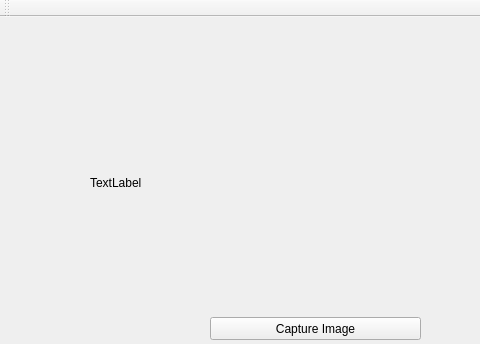
The window that mainwindow.ui (PaperCube/cv-face-recognition-design-2020) describes before a commit, drawn with Qt 5; both pictures show x 0 to 480 and y 0 to 344 of the 642 by 429 pixel window.
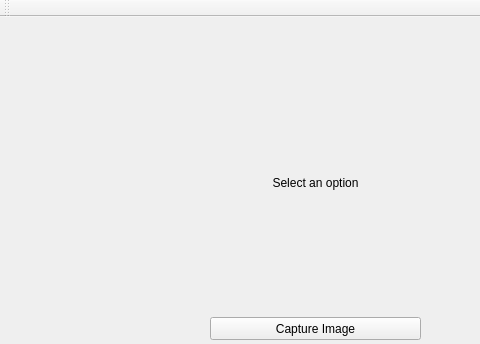
The same window after the commit.

What changed in the file:
```diff
--- a/mainwindow.ui
+++ b/mainwindow.ui
@@ -24,7 +24,10 @@
      </rect>
     </property>
     <property name="text">
-     <string>TextLabel</string>
+     <string>Select an option</string>
+    </property>
+    <property name="alignment">
+     <set>Qt::AlignCenter</set>
     </property>
    </widget>
    <widget class="QPushButton" name="btnCaptureImage">
```
Left out of the diff: 2 changed lines with no effect on the pictures.
